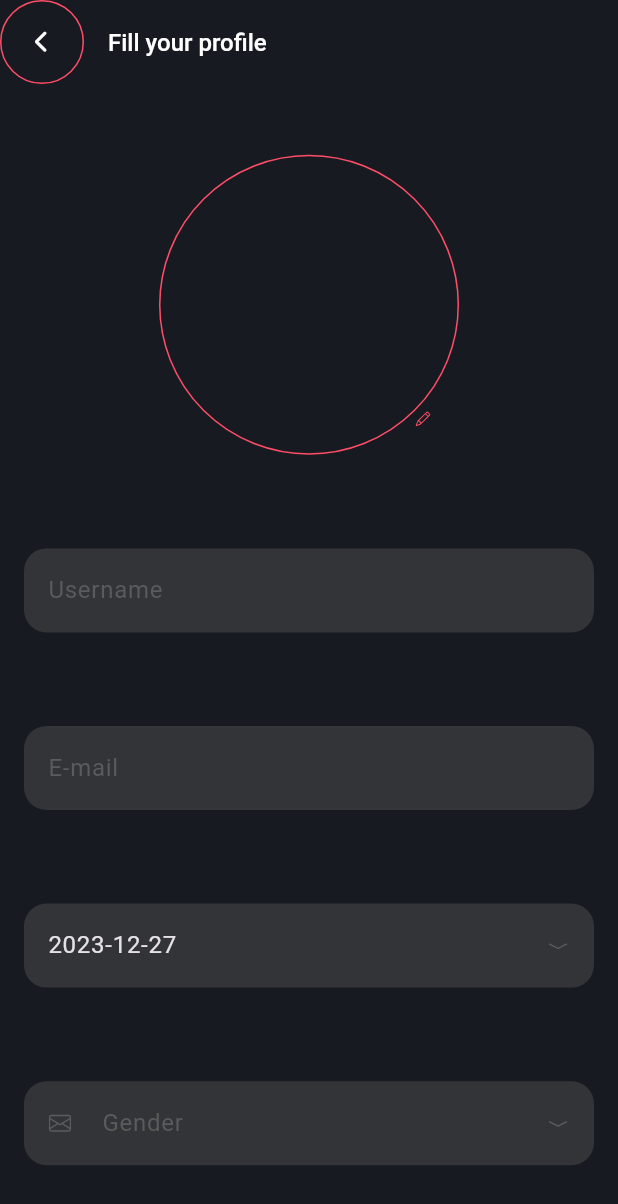
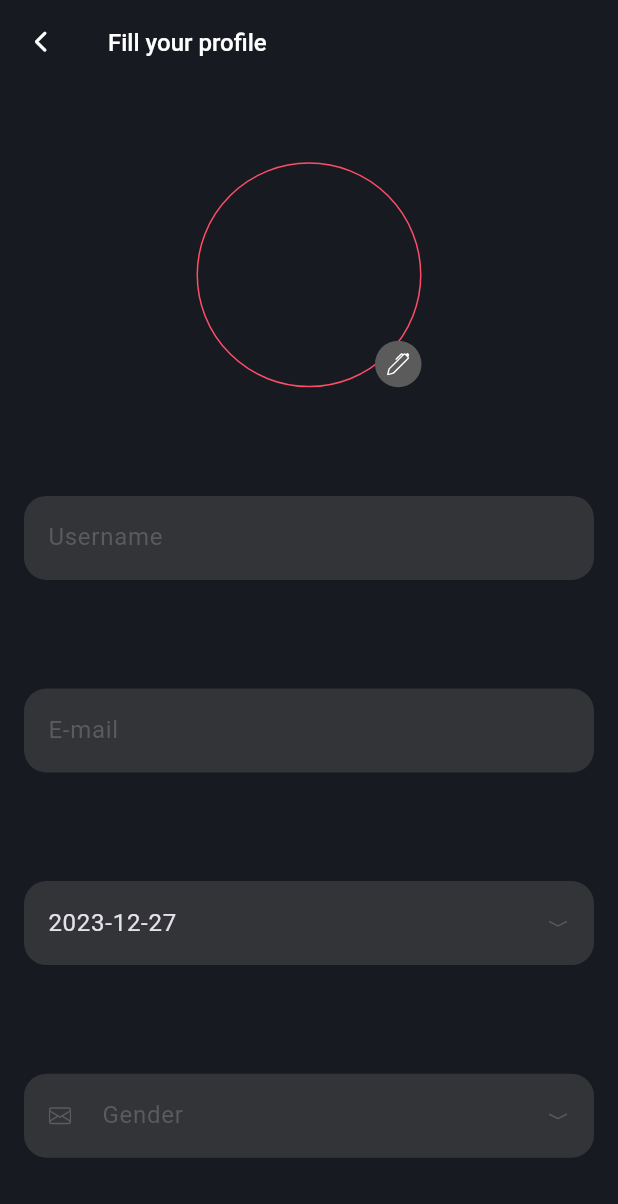
Before and after one commit to hafedh049/luxy, a Flutter app: the SignUp screen opened directly, on a phone screen of 412 x 824 dp. Shown: the top 1204 px of the screen. Run offline on Flutter 3.47's test engine with Material 3 defaults, Android fonts, the phone set to English and light mode, and no system bars; our stand-ins replace animated_toggle_switch, flutter_animate, fluttertoast, google_nav_bar, hive, icons_plus and 2 more; accounts and stored records are empty.

Commit message:
ModifiedM lib/views/auth/sign_up.dart

```diff
--- a/lib/views/auth/sign_up.dart
+++ b/lib/views/auth/sign_up.dart
@@ -34,7 +34,10 @@ class _SignUpState extends State<SignUp> {
     return Scaffold(
       appBar: AppBar(
         backgroundColor: dark,
-        leading: Iconed(icon: FontAwesome.chevron_left_solid, callback: () {}),
+        leading: IconButton(
+          icon: const Icon(FontAwesome.chevron_left_solid, size: 15, color: white),
+          onPressed: () => Navigator.pop(context),
+        ),
         title: const Text("Fill your profile", style: TextStyle(color: white, fontSize: 16, fontWeight: FontWeight.w500)),
       ),
       body: Padding(
@@ -44,12 +47,14 @@ class _SignUpState extends State<SignUp> {
           children: <Widget>[
             StatefulBuilder(
               builder: (BuildContext context, void Function(void Function()) _) {
-                return Stack(
+                return GestureDetector(
+                  onTap: () {},
+                  child: Stack(
                     alignment: Alignment.bottomRight,
                     children: <Widget>[
                       Container(
-                      width: 200,
-                      height: 200,
+                        width: 150,
+                        height: 150,
                         decoration: BoxDecoration(
                           shape: BoxShape.circle,
                           border: Border.all(color: pink),
@@ -57,13 +62,13 @@ class _SignUpState extends State<SignUp> {
                         ),
                         child: profilePicture == null ? null : const Icon(Bootstrap.people, size: 25, color: pink),
                       ),
-                    IconButton(
-                      iconSize: 10,
-                      color: pink,
-                      onPressed: () {},
-                      icon: const Icon(Bootstrap.pencil),
+                      Container(
+                        padding: const EdgeInsets.all(8),
+                        decoration: const BoxDecoration(shape: BoxShape.circle, color: grey),
+                        child: const Icon(Bootstrap.pen, size: 15, color: white),
                       ),
                     ],
+                  ),
                 );
               },
             ),
```
Lines whose indentation alone changed are shown as unchanged.
